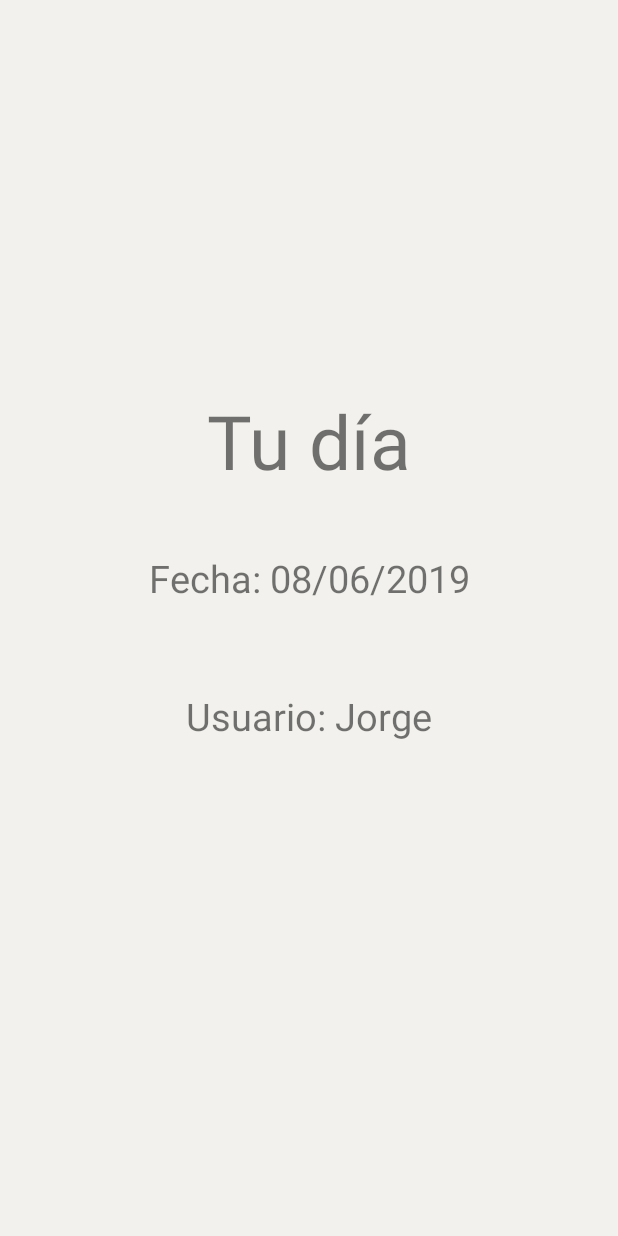
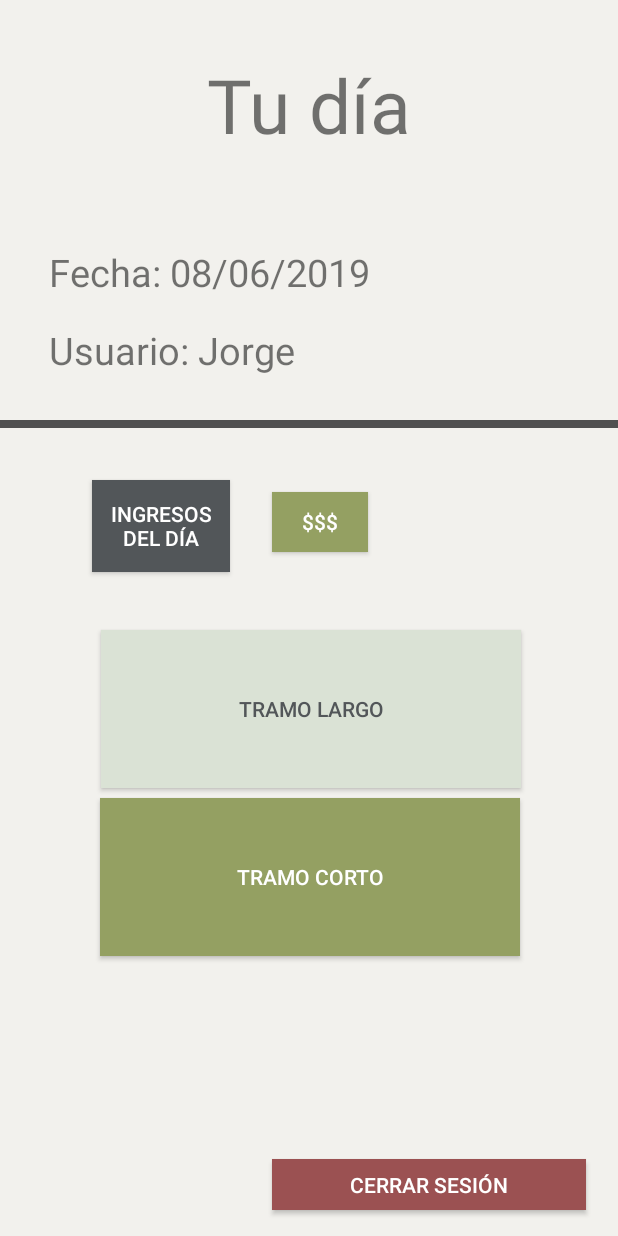
Before and after one commit to andresduarter22/sarana, an Android app: the Tu_dia screen opened directly, with no data from a screen before it, on a phone screen of 412 x 824 dp. Run offline under Robolectric (Android 15) with nearby library versions, the phone set to English and light mode, and no system bars.

Commit message:
ultimas pantallas

```diff
--- a/app/src/main/AndroidManifest.xml
+++ b/app/src/main/AndroidManifest.xml
@@ -9,14 +9,15 @@
         android:roundIcon="@mipmap/ic_launcher_round"
         android:supportsRtl="true"
         android:theme="@style/AppTheme">
+        <activity android:name=".pasa_la_tarjeta"></activity>
         <activity
             android:name=".Tu_dia"
             android:label="@string/title_activity_tu_dia"
-            android:theme="@style/AppTheme.NoActionBar"></activity>
+            android:theme="@style/AppTheme.NoActionBar" />
         <activity
             android:name=".Transaction_fail"
             android:label="@string/title_activity_transaction_fail"
-            android:theme="@style/AppTheme.NoActionBar"></activity>
+            android:theme="@style/AppTheme.NoActionBar" />
         <activity
             android:name=".Transaction_success"
             android:label="@string/title_activity_transaction_success"
--- a/app/src/main/res/layout/activity_tu_dia.xml
+++ b/app/src/main/res/layout/activity_tu_dia.xml
@@ -17,6 +17,7 @@
 
     <include
         layout="@layout/content_tu_dia"
-        android:layout_height="486dp" />
+        android:layout_width="match_parent"
+        android:layout_height="match_parent" />
 
 </android.support.design.widget.CoordinatorLayout>
--- a/app/src/main/res/layout/content_tu_dia.xml
+++ b/app/src/main/res/layout/content_tu_dia.xml
@@ -12,7 +12,7 @@
     <TextView
         android:layout_width="wrap_content"
         android:layout_height="wrap_content"
-        android:layout_marginTop="260dp"
+        android:layout_marginTop="36dp"
         android:text="@string/tu_dia_titulo"
         android:textSize="50sp"
         app:layout_constraintEnd_toEndOf="parent"
@@ -23,10 +23,11 @@
         android:id="@+id/tu_dia_fecha"
         android:layout_width="wrap_content"
         android:layout_height="wrap_content"
-        android:layout_marginTop="368dp"
+        android:layout_marginTop="164dp"
         android:text="@string/tu_dia_fecha"
         android:textSize="25sp"
         app:layout_constraintEnd_toEndOf="parent"
+        app:layout_constraintHorizontal_bias="0.166"
         app:layout_constraintStart_toStartOf="parent"
         app:layout_constraintTop_toTopOf="parent" />
 
@@ -34,11 +35,89 @@
         android:id="@+id/tu_dia_usuario"
         android:layout_width="wrap_content"
         android:layout_height="wrap_content"
-        android:layout_marginTop="460dp"
+        android:layout_marginTop="216dp"
         android:text="@string/tu_dia_usuario"
         android:textSize="25sp"
         app:layout_constraintEnd_toEndOf="parent"
+        app:layout_constraintHorizontal_bias="0.133"
         app:layout_constraintStart_toStartOf="parent"
         app:layout_constraintTop_toTopOf="parent" />
 
+    <View
+        android:id="@+id/main_divider"
+        style="@style/Divider"
+        android:layout_marginTop="280dp"
+        android:background="#505050"
+        app:layout_constraintEnd_toEndOf="parent"
+        app:layout_constraintHorizontal_bias="0.5"
+        app:layout_constraintStart_toStartOf="parent"
+        app:layout_constraintTop_toTopOf="parent" />
+
+    <Button
+        android:id="@+id/tu_dia_ingresos_btn"
+        android:layout_width="92dp"
+        android:layout_height="61dp"
+        android:layout_marginTop="320dp"
+        android:background="@color/black"
+        android:text="@string/ingresosDia"
+        android:textColor="@color/white"
+        app:layout_constraintEnd_toEndOf="parent"
+        app:layout_constraintHorizontal_bias="0.191"
+        app:layout_constraintStart_toStartOf="parent"
+        app:layout_constraintTop_toTopOf="parent" />
+
+    <Button
+        android:id="@+id/tu_dia_dolar"
+        android:layout_width="64dp"
+        android:layout_height="40dp"
+        android:layout_marginStart="28dp"
+        android:layout_marginTop="328dp"
+        android:background="@color/green"
+        android:text="@string/dolar"
+        android:textColor="@color/white"
+        app:layout_constraintStart_toEndOf="@+id/tu_dia_ingresos_btn"
+        app:layout_constraintTop_toTopOf="parent" />
+
+    <Button
+        android:id="@+id/tu_dia_tramo_largo"
+        android:layout_width="280dp"
+        android:layout_height="105dp"
+        android:layout_marginTop="420dp"
+        android:text="@string/tramo_largo"
+        android:background="@color/blanquito_azulado_supongo"
+        android:textColor="@color/black"
+        app:layout_constraintEnd_toEndOf="parent"
+        app:layout_constraintHorizontal_bias="0.511"
+        app:layout_constraintStart_toStartOf="parent"
+        app:layout_constraintTop_toTopOf="parent" />
+
+    <Button
+        android:id="@+id/tu_dia_tramo_corto"
+        android:layout_width="280dp"
+        android:layout_height="105dp"
+        android:layout_marginTop="532dp"
+        android:text="@string/tramo_corto"
+        android:background="@color/green"
+        android:textColor="@color/white"
+        app:layout_constraintEnd_toEndOf="parent"
+        app:layout_constraintHorizontal_bias="0.503"
+        app:layout_constraintStart_toStartOf="parent"
+        app:layout_constraintTop_toTopOf="parent" />
+
+    <Button
+        android:id="@+id/tu_dia_cerrar_sesion"
+        android:layout_width="209dp"
+        android:layout_height="34dp"
+        android:layout_marginTop="666dp"
+        android:layout_marginBottom="17dp"
+        android:text="@string/cerrar_sesion"
+        android:background="@color/red"
+        android:textColor="@color/white"
+        app:layout_constraintBottom_toBottomOf="parent"
+        app:layout_constraintEnd_toEndOf="parent"
+        app:layout_constraintHorizontal_bias="0.896"
+        app:layout_constraintStart_toStartOf="parent"
+        app:layout_constraintTop_toTopOf="parent"
+        app:layout_constraintVertical_bias="1.0" />
+
 </android.support.constraint.ConstraintLayout>
--- a/app/src/main/res/values/colors.xml
+++ b/app/src/main/res/values/colors.xml
@@ -8,4 +8,7 @@
     <color name="background">#F2F1ED</color>
     <color name="white">#FFFFFF</color>
     <color name="black">#525659</color>
+    <color name="green">#94A062</color>
+    <color name="blanquito_azulado_supongo">#DAE2D5</color>
+    <color name="red">#9B5152</color>
 </resources>
--- a/app/src/main/res/values/strings.xml
+++ b/app/src/main/res/values/strings.xml
@@ -43,4 +43,11 @@
     <string name="tu_dia_titulo">Tu día</string>
     <string name="tu_dia_usuario">Usuario: Jorge</string>
     <string name="tu_dia_fecha">Fecha: 08/06/2019</string>
+    <string name="ingresosDia">INGRESOS DEL DÍA </string>
+    <string name="dolar">$$$</string>
+    <string name="tramo_largo">Tramo Largo</string>
+    <string name="tramo_corto">Tramo Corto</string>
+    <string name="cerrar_sesion">CERRAR SESIÓN</string>
+    <string name="pasa_la_tarjeta_titulo">¡PASA LA TARJETA!</string>
+    <string name="pasa_la_tarjeta_espera_texto">Espera la confirmación</string>
 </resources>
```
Also changed, not shown: app/src/main/java/com/example/sarana/pasa_la_tarjeta.java (added, +13 -0 lines), app/src/main/res/layout/activity_pasa_la_tarjeta.xml (added, +14 -0 lines), app/src/main/res/layout/content_pasa_la_tarjeta.xml (added, +41 -0 lines), app/src/main/res/drawable/tarjetita.jpg (added).
